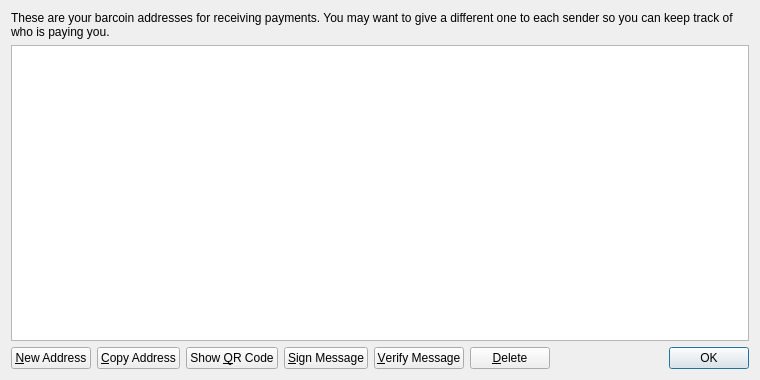
First picture: the form in src/qt/forms/addressbookpage.ui, repository liamd09/shoecoin, before the edit.
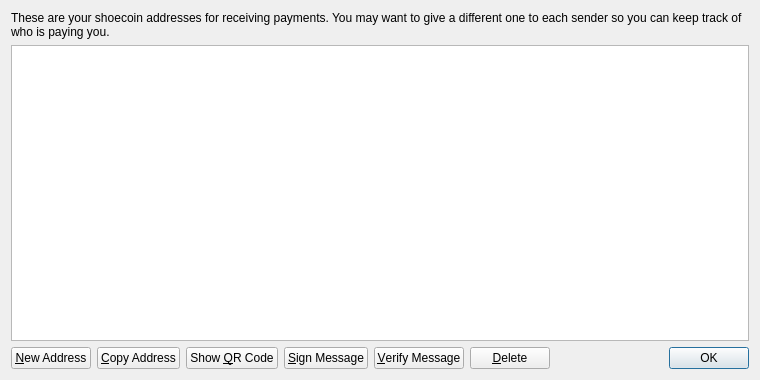
Second picture: the form after the edit. Icons and pictures are not drawn.

Patch:
```diff
--- a/src/qt/forms/addressbookpage.ui
+++ b/src/qt/forms/addressbookpage.ui
@@ -17,7 +17,7 @@
    <item>
     <widget class="QLabel" name="labelExplanation">
      <property name="text">
-      <string>These are your barcoin addresses for receiving payments. You may want to give a different one to each sender so you can keep track of who is paying you.</string>
+      <string>These are your shoecoin addresses for receiving payments. You may want to give a different one to each sender so you can keep track of who is paying you.</string>
      </property>
      <property name="textFormat">
       <enum>Qt::PlainText</enum>
```
